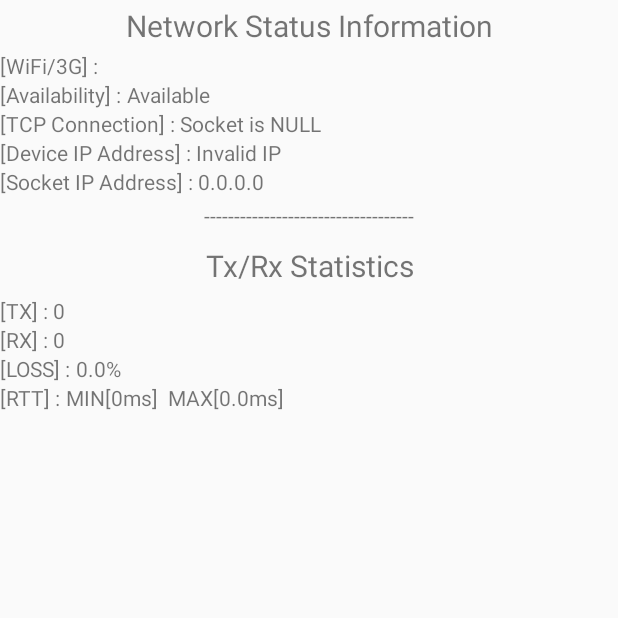
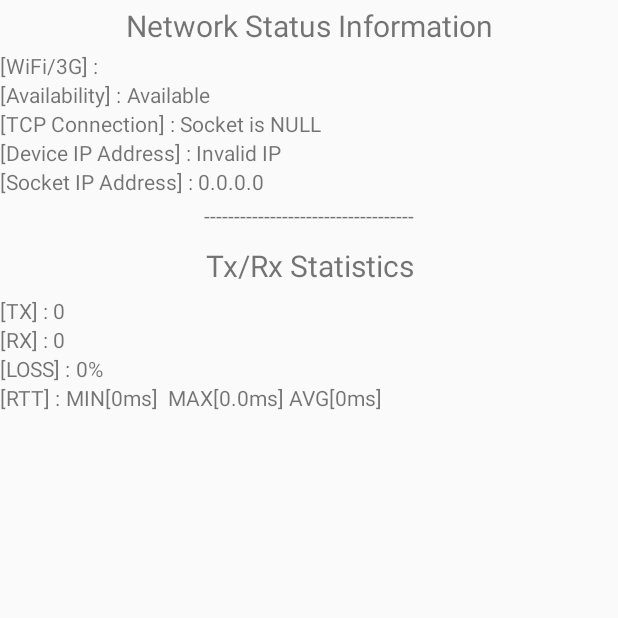
Before and after one commit to toandrew/network-test, an Android app: the fragment AnalyticsFragment shown on its own in the app's theme, on a phone screen of 412 x 824 dp, the top half of it. Run offline under Robolectric (Android 15) with nearby library versions, the light colour scheme and no system bars; 1 statement that could not run was skipped.

Commit message:
change state ui.
Signed-off-by: Jianmin Zhou <zhoujianmin@xiaoyezi.com>

```diff
--- a/client/NetworkTest/app/src/main/java/com/xiaoyezi/tools/networktest/analytics/Analytics.java
+++ b/client/NetworkTest/app/src/main/java/com/xiaoyezi/tools/networktest/analytics/Analytics.java
@@ -17,6 +17,9 @@ public class Analytics {
     // mRtt = (mClientRecvTime - mClientSentTime) - (mServerRespTime - mServerRecvTime)
     private double mMinRtt = Long.MAX_VALUE;
     private double mMaxRtt = 0;
+
+    private double mAvgRtt = 0;
+    private double mTotalRtt = 0;
 
     private Analytics() {
     }
@@ -38,6 +41,8 @@ public class Analytics {
 
         mMinRtt = Long.MAX_VALUE;
         mMaxRtt = 0;
+        mAvgRtt = 0;
+        mTotalRtt = 0;
     }
 
     public void setSentCount(int count) {
@@ -67,6 +72,9 @@ public class Analytics {
     public void updateRtt(double rtt) {
         mMinRtt = Math.min(mMinRtt, rtt);
         mMaxRtt = Math.max(mMaxRtt, rtt);
+
+        mTotalRtt += rtt;
+        mAvgRtt = Math.max(0, mTotalRtt/getRecvCount());
     }
     public double getMinRtt() {
         return mMinRtt;
@@ -74,6 +82,10 @@ public class Analytics {
 
     public double getMaxRtt() {
         return mMaxRtt;
+    }
+
+    public double getAvgRtt() {
+        return mAvgRtt;
     }
 
     private synchronized static void init() {
--- a/client/NetworkTest/app/src/main/java/com/xiaoyezi/tools/networktest/ui/AnalyticsFragment.java
+++ b/client/NetworkTest/app/src/main/java/com/xiaoyezi/tools/networktest/ui/AnalyticsFragment.java
@@ -19,6 +19,7 @@ import com.xiaoyezi.tools.networktest.analytics.Analytics;
 import java.net.InetAddress;
 import java.net.NetworkInterface;
 import java.nio.channels.SocketChannel;
+import java.text.NumberFormat;
 import java.util.Enumeration;
 import java.util.Timer;
 import java.util.TimerTask;
@@ -43,9 +44,14 @@ public class AnalyticsFragment extends Fragment {
 
     private Timer mTimer;
 
+    NumberFormat mNumberFormat;
+
     @Override
     public void onCreate(Bundle savedInstanceState) {
         super.onCreate(savedInstanceState);
+
+        mNumberFormat = NumberFormat.getNumberInstance();
+        mNumberFormat.setMaximumFractionDigits(2);
     }
 
     @Override
@@ -167,9 +173,10 @@ public class AnalyticsFragment extends Fragment {
 
         float loss = 0;
         loss = Analytics.getInstance().getLoss();
-        mLoss.setText(loss*100 + "%");
+        mLoss.setText(mNumberFormat.format(loss*100) + "%");
 
-        mMinMaxAvg.setText("MIN[" + (Analytics.getInstance().getMinRtt() >= Long.MAX_VALUE ? "0" : Analytics.getInstance().getMinRtt())  + "ms]  MAX[" + Analytics.getInstance().getMaxRtt() + "ms]");
+        mMinMaxAvg.setText("MIN[" + (Analytics.getInstance().getMinRtt() >= Long.MAX_VALUE ? "0" : Analytics.getInstance().getMinRtt())
+                + "ms]  MAX[" + Analytics.getInstance().getMaxRtt() + "ms] AVG[" + mNumberFormat.format(Analytics.getInstance().getAvgRtt()) + "ms]");
     }
 
     private String getLocalIpAddress(String netType) {
```
